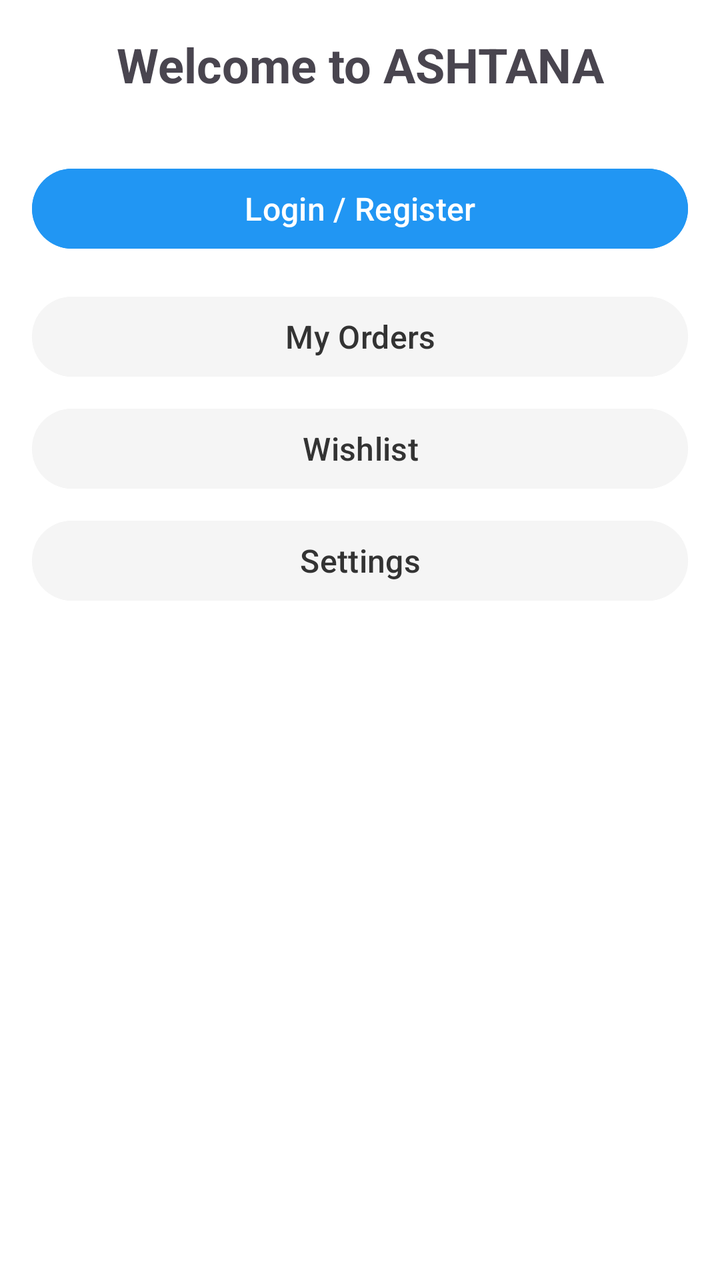
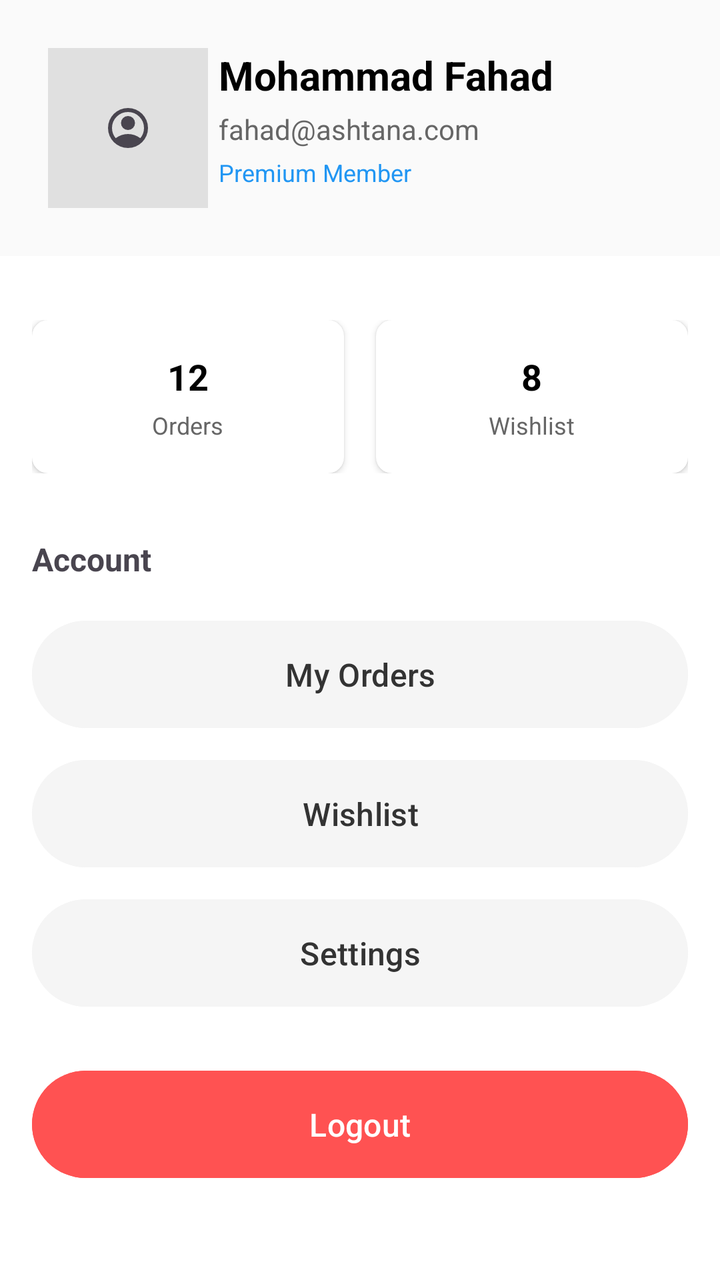

An Android layout rendered at two revisions. The XML below is the earlier revision; the diff shows what the commit changed to produce the second picture.
<!-- AndroidManifest.xml: application theme Theme.Ashtana -->
<!-- res/layout/fragment_profile.xml -->
<?xml version="1.0" encoding="utf-8"?>
<ScrollView xmlns:android="http://schemas.android.com/apk/res/android"
    android:layout_width="match_parent"
    android:layout_height="match_parent"
    android:padding="16dp"
    android:background="#FFFFFF">

    <LinearLayout
        android:layout_width="match_parent"
        android:layout_height="wrap_content"
        android:orientation="vertical">

        <TextView
            android:id="@+id/welcomeText"
            android:layout_width="match_parent"
            android:layout_height="wrap_content"
            android:text="Welcome to ASHTANA"
            android:textSize="24sp"
            android:textStyle="bold"
            android:gravity="center"
            android:layout_marginBottom="32dp" />

        <Button
            android:id="@+id/loginButton"
            android:layout_width="match_parent"
            android:layout_height="wrap_content"
            android:text="Login / Register"
            android:textSize="16sp"
            android:backgroundTint="#2196F3"
            android:textColor="#FFFFFF"
            android:layout_marginBottom="16dp" />

        <Button
            android:id="@+id/ordersButton"
            android:layout_width="match_parent"
            android:layout_height="wrap_content"
            android:text="My Orders"
            android:textSize="16sp"
            android:backgroundTint="#f5f5f5"
            android:textColor="#333333"
            android:layout_marginBottom="8dp" />

        <Button
            android:id="@+id/wishlistButton"
            android:layout_width="match_parent"
            android:layout_height="wrap_content"
            android:text="Wishlist"
            android:textSize="16sp"
            android:backgroundTint="#f5f5f5"
            android:textColor="#333333"
            android:layout_marginBottom="8dp" />

        <Button
            android:id="@+id/settingsButton"
            android:layout_width="match_parent"
            android:layout_height="wrap_content"
            android:text="Settings"
            android:textSize="16sp"
            android:backgroundTint="#f5f5f5"
            android:textColor="#333333"
            android:layout_marginBottom="8dp" />

    </LinearLayout>

</ScrollView>
<!-- resources referenced by this layout -->
<resources>
  <style name="Theme.Ashtana" parent="Base.Theme.Ashtana" />
  <style name="Base.Theme.Ashtana" parent="Theme.Material3.DayNight.NoActionBar">
          
          
      </style>
</resources>

<!-- the commit's change to res/layout/fragment_profile.xml (unified diff, before → after) -->
@@ -1,8 +1,8 @@
 <?xml version="1.0" encoding="utf-8"?>
 <ScrollView xmlns:android="http://schemas.android.com/apk/res/android"
+    xmlns:app="http://schemas.android.com/apk/res-auto"
     android:layout_width="match_parent"
     android:layout_height="match_parent"
-    android:padding="16dp"
     android:background="#FFFFFF">
 
     <LinearLayout
@@ -10,25 +10,149 @@
         android:layout_height="wrap_content"
         android:orientation="vertical">
 
+        
+        <LinearLayout
+            android:layout_width="match_parent"
+            android:layout_height="wrap_content"
+            android:orientation="horizontal"
+            android:padding="24dp"
+            android:background="#FAFAFA">
+
+            <ImageView
+                android:layout_width="80dp"
+                android:layout_height="80dp"
+                android:src="@drawable/account_circle_24px"
+                android:scaleType="centerInside"
+                android:background="#E0E0E0"
+                android:padding="16dp" />
+
+            <LinearLayout
+                android:layout_width="0dp"
+                android:layout_height="wrap_content"
+                android:layout_weight="1"
+                android:orientation="vertical"
+                android:paddingStart="16px">
+
+                <TextView
+                    android:id="@+id/userName"
+                    android:layout_width="match_parent"
+                    android:layout_height="wrap_content"
+                    android:text="Mohammad Fahad"
+                    android:textSize="20sp"
+                    android:textStyle="bold"
+                    android:textColor="#000000" />
+
+                <TextView
+                    android:id="@+id/userEmail"
+                    android:layout_width="match_parent"
+                    android:layout_height="wrap_content"
+                    android:text="fahad@ashtana.com"
+                    android:textSize="14sp"
+                    android:textColor="#666666"
+                    android:layout_marginTop="4dp" />
+
+                <TextView
+                    android:id="@+id/welcomeText"
+                    android:layout_width="match_parent"
+                    android:layout_height="wrap_content"
+                    android:text="Premium Member"
+                    android:textSize="12sp"
+                    android:textColor="#2196F3"
+                    android:layout_marginTop="4dp" />
+
+            </LinearLayout>
+
+        </LinearLayout>
+
+        
+        <LinearLayout
+            android:layout_width="match_parent"
+            android:layout_height="wrap_content"
+            android:orientation="horizontal"
+            android:padding="16dp"
+            android:layout_marginTop="16dp">
+
+            <androidx.cardview.widget.CardView
+                android:layout_width="0dp"
+                android:layout_height="wrap_content"
+                android:layout_weight="1"
+                android:layout_marginEnd="8dp"
+                android:elevation="2dp"
+                app:cardCornerRadius="8dp">
+
+                <LinearLayout
+                    android:layout_width="match_parent"
+                    android:layout_height="wrap_content"
+                    android:orientation="vertical"
+                    android:padding="16dp"
+                    android:gravity="center">
+
+                    <TextView
+                        android:layout_width="wrap_content"
+                        android:layout_height="wrap_content"
+                        android:text="12"
+                        android:textSize="18sp"
+                        android:textStyle="bold"
+                        android:textColor="#000000" />
+
+                    <TextView
+                        android:layout_width="wrap_content"
+                        android:layout_height="wrap_content"
+                        android:text="Orders"
+                        android:textSize="12sp"
+                        android:textColor="#666666"
+                        android:layout_marginTop="4dp" />
+
+                </LinearLayout>
+
+            </androidx.cardview.widget.CardView>
+
+            <androidx.cardview.widget.CardView
+                android:layout_width="0dp"
+                android:layout_height="wrap_content"
+                android:layout_weight="1"
+                android:layout_marginStart="8dp"
+                android:elevation="2dp"
+                app:cardCornerRadius="8dp">
+
+                <LinearLayout
+                    android:layout_width="match_parent"
+                    android:layout_height="wrap_content"
+                    android:orientation="vertical"
+                    android:padding="16dp"
+                    android:gravity="center">
+
+                    <TextView
+                        android:layout_width="wrap_content"
+                        android:layout_height="wrap_content"
+                        android:text="8"
+                        android:textSize="18sp"
+                        android:textStyle="bold"
+                        android:textColor="#000000" />
+
+                    <TextView
+                        android:layout_width="wrap_content"
+                        android:layout_height="wrap_content"
+                        android:text="Wishlist"
+                        android:textSize="12sp"
+                        android:textColor="#666666"
+                        android:layout_marginTop="4dp" />
+
+                </LinearLayout>
+
+            </androidx.cardview.widget.CardView>
+
+        </LinearLayout>
+
+        
         <TextView
-            android:id="@+id/welcomeText"
-            android:layout_width="match_parent"
-            android:layout_height="wrap_content"
-            android:text="Welcome to ASHTANA"
-            android:textSize="24sp"
+            android:layout_width="match_parent"
+            android:layout_height="wrap_content"
+            android:text="Account"
+            android:textSize="16sp"
             android:textStyle="bold"
-            android:gravity="center"
-            android:layout_marginBottom="32dp" />
-
-        <Button
-            android:id="@+id/loginButton"
-            android:layout_width="match_parent"
-            android:layout_height="wrap_content"
-            android:text="Login / Register"
-            android:textSize="16sp"
-            android:backgroundTint="#2196F3"
-            android:textColor="#FFFFFF"
-            android:layout_marginBottom="16dp" />
+            android:padding="16dp"
+            android:paddingBottom="8dp" />
 
         <Button
             android:id="@+id/ordersButton"
@@ -38,7 +162,10 @@
             android:textSize="16sp"
             android:backgroundTint="#f5f5f5"
             android:textColor="#333333"
-            android:layout_marginBottom="8dp" />
+            android:layout_marginStart="16dp"
+            android:layout_marginEnd="16dp"
+            android:layout_marginBottom="8dp"
+            android:padding="16dp" />
 
         <Button
             android:id="@+id/wishlistButton"
@@ -48,7 +175,10 @@
             android:textSize="16sp"
             android:backgroundTint="#f5f5f5"
             android:textColor="#333333"
-            android:layout_marginBottom="8dp" />
+            android:layout_marginStart="16dp"
+            android:layout_marginEnd="16dp"
+            android:layout_marginBottom="8dp"
+            android:padding="16dp" />
 
         <Button
             android:id="@+id/settingsButton"
@@ -58,7 +188,24 @@
             android:textSize="16sp"
             android:backgroundTint="#f5f5f5"
             android:textColor="#333333"
-            android:layout_marginBottom="8dp" />
+            android:layout_marginStart="16dp"
+            android:layout_marginEnd="16dp"
+            android:layout_marginBottom="24dp"
+            android:padding="16dp" />
+
+        
+        <Button
+            android:id="@+id/logoutButton"
+            android:layout_width="match_parent"
+            android:layout_height="wrap_content"
+            android:text="Logout"
+            android:textSize="16sp"
+            android:backgroundTint="#FF5252"
+            android:textColor="#FFFFFF"
+            android:layout_marginStart="16dp"
+            android:layout_marginEnd="16dp"
+            android:layout_marginBottom="16dp"
+            android:padding="16dp" />
 
     </LinearLayout>
 
<!-- resource entries referenced after the edit -->
@@ -1,5 +1,16 @@
 <!-- resources referenced by this layout -->
 <resources>
+  <!-- drawable account_circle_24px (drawable) -->
+  <vector xmlns:android="http://schemas.android.com/apk/res/android"
+      android:width="24dp"
+      android:height="24dp"
+      android:viewportWidth="960"
+      android:viewportHeight="960"
+      android:tint="?attr/colorControlNormal">
+    <path
+        android:fillColor="@android:color/white"
+        android:pathData="M234,684Q285,645 348,622.5Q411,600 480,600Q549,600 612,622.5Q675,645 726,684Q761,643 780.5,591Q800,539 800,480Q800,347 706.5,253.5Q613,160 480,160Q347,160 253.5,253.5Q160,347 160,480Q160,539 179.5,591Q199,643 234,684ZM480,520Q421,520 380.5,479.5Q340,439 340,380Q340,321 380.5,280.5Q421,240 480,240Q539,240 579.5,280.5Q620,321 620,380Q620,439 579.5,479.5Q539,520 480,520ZM480,880Q397,880 324,848.5Q251,817 197,763Q143,709 111.5,636Q80,563 80,480Q80,397 111.5,324Q143,251 197,197Q251,143 324,111.5Q397,80 480,80Q563,80 636,111.5Q709,143 763,197Q817,251 848.5,324Q880,397 880,480Q880,563 848.5,636Q817,709 763,763Q709,817 636,848.5Q563,880 480,880Z"/>
+  </vector>
   <style name="Theme.Ashtana" parent="Base.Theme.Ashtana" />
   <style name="Base.Theme.Ashtana" parent="Theme.Material3.DayNight.NoActionBar">
           
